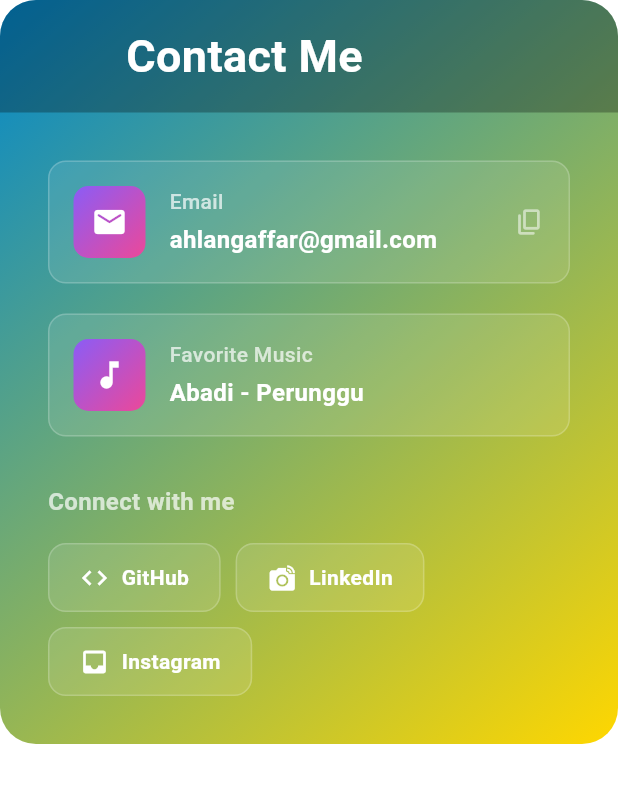
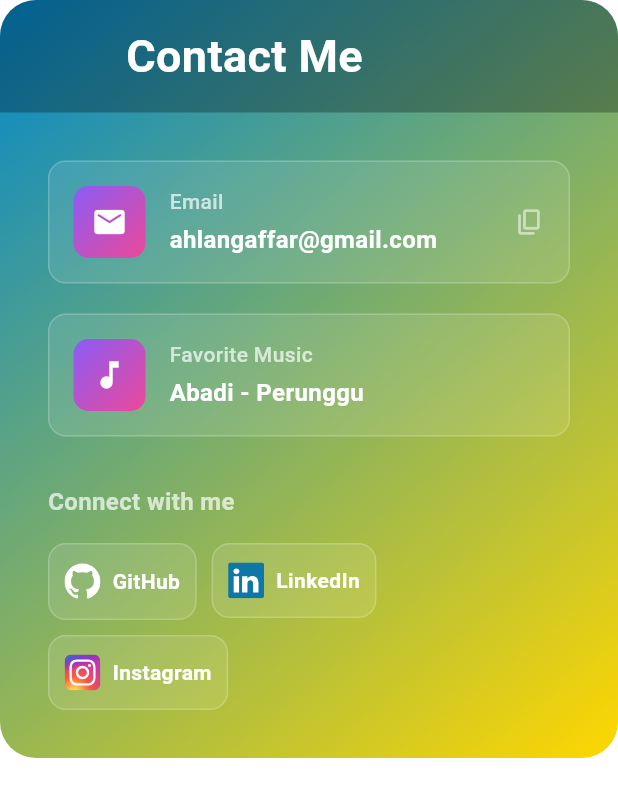
Before and after one commit to haidarahlan/my-website, a Flutter app: the HomeContactCardUi widget shown alone on an empty page, opened directly, after a tap on "GitHub", on a phone screen of 412 x 824 dp. Shown: the top 797 px of the screen. Run offline on Flutter 3.47's test engine with Material 3 defaults, Android fonts, the phone set to English and light mode, and no system bars; drawn by our look-alikes of loader_overlay; our stand-ins replace auto_route, connectivity_plus, flutter_screenutil, flutter_svg, get_it, google_fonts and 1 more; generated files the repository leaves out were written again; Roboto replaces fonts that are missing (Nunito).

Commit message:
feat(ui): social media contact upgrade logo

```diff
--- a/lib/features/home/presentation/pages/home_page.dart
+++ b/lib/features/home/presentation/pages/home_page.dart
@@ -55,7 +55,6 @@
     }
   }
 
-  // Toggle dark mode function
   void _toggleDarkMode() {
     setState(() {
       _isDarkMode = !_isDarkMode;
@@ -98,6 +97,7 @@
                   child: HomeAppBar(
                     onMenuPressed: _toggleDarkMode,
                     isDarkMode: _isDarkMode,
+                    onAvatarPressed: () {},
                   ),
                 ),
               ),
--- a/lib/features/home/presentation/widgets/avatar_ui/home_avatar_skill_card_ui.dart
+++ b/lib/features/home/presentation/widgets/avatar_ui/home_avatar_skill_card_ui.dart
@@ -46,9 +46,7 @@
                   spacing: 8,
                   runSpacing: 8,
                   children: [
-                    Chip(elevation: 3, label: Text("Flutter")),
-                    Chip(elevation: 3, label: Text("Dart")),
-                    Chip(elevation: 3, label: Text("Firebase")),
+                    Chip(elevation: 3, label: Text("Frontend Development")),
                     Chip(elevation: 3, label: Text("Git")),
                     Chip(elevation: 3, label: Text("REST API")),
                     Chip(elevation: 3, label: Text("UI/UX Design")),
--- a/lib/features/home/presentation/widgets/contact_ui/home_contact_card_ui.dart
+++ b/lib/features/home/presentation/widgets/contact_ui/home_contact_card_ui.dart
@@ -1,10 +1,19 @@
 import 'package:flutter/material.dart';
 import 'package:flutter/services.dart';
+import 'package:haidar_website/gen/assets.gen.dart';
 import 'package:haidar_website/theme/colors.dart';
+import 'package:url_launcher/url_launcher.dart';
 
 class HomeContactCardUi extends StatelessWidget {
   final bool isMobile;
   const HomeContactCardUi({super.key, this.isMobile = false});
+
+  Future<void> _launchURL(String urlString) async {
+    final Uri url = Uri.parse(urlString);
+    if (!await launchUrl(url, mode: LaunchMode.externalApplication)) {
+      throw Exception('Could not launch $urlString');
+    }
+  }
 
   @override
   Widget build(BuildContext context) {
@@ -56,9 +65,10 @@
                     icon: Icons.email_rounded,
                     title: "Email",
                     content: "ahlangaffar@gmail.com",
-                    onTap: () {
+                    isEmail: true,
+                    onEmailTap: () {
                       Clipboard.setData(
-                        ClipboardData(text: "haidar@example.com"),
+                        ClipboardData(text: "ahlangaffar@gmail.com"),
                       );
                       ScaffoldMessenger.of(context).showSnackBar(
                         SnackBar(
@@ -68,6 +78,7 @@
                         ),
                       );
                     },
+                    onTap: () => _launchURL('mailto:ahlangaffar@gmail.com'),
                   ),
                   SizedBox(height: 20),
 
@@ -92,21 +103,26 @@
                   Wrap(
                     spacing: 10,
                     runSpacing: 10,
+                    alignment: WrapAlignment.start,
                     children: [
                       _SocialMediaButton(
-                        icon: Icons.code,
+                        iconWidget: Assets.icons.logo.github.svg(width: 24),
                         label: "GitHub",
-                        onTap: () {},
+                        onTap: () => _launchURL(
+                            'https://github.com/haidarahlan?tab=overview&from=2025-10-01&to=2025-10-16'),
                       ),
                       _SocialMediaButton(
-                        icon: Icons.linked_camera,
+                        iconWidget:
+                            Assets.icons.logo.linkedinnew.svg(width: 24),
                         label: "LinkedIn",
-                        onTap: () {},
+                        onTap: () => _launchURL(
+                            'https://www.linkedin.com/in/haidar-ahlan-ghaffar/'),
                       ),
                       _SocialMediaButton(
-                        icon: Icons.inbox,
+                        iconWidget: Assets.icons.logo.instagram.svg(width: 24),
                         label: "Instagram",
-                        onTap: () {},
+                        onTap: () => _launchURL(
+                            'https://www.instagram.com/haidarahlanz/'),
                       ),
                     ],
                   ),
@@ -124,13 +140,17 @@
   final IconData icon;
   final String title;
   final String content;
+  final bool isEmail;
   final VoidCallback? onTap;
+  final VoidCallback? onEmailTap;
 
   const _ContactInfoItem({
     required this.icon,
     required this.title,
     required this.content,
     this.onTap,
+    this.onEmailTap,
+    this.isEmail = false,
   });
 
   @override
@@ -194,11 +214,14 @@
                 ],
               ),
             ),
-            if (onTap != null)
-              Icon(
-                Icons.content_copy_rounded,
-                color: Colors.white54,
-                size: 20,
+            if (isEmail)
+              InkWell(
+                onTap: onEmailTap,
+                child: Icon(
+                  Icons.content_copy_rounded,
+                  color: Colors.white54,
+                  size: 20,
+                ),
               ),
           ],
         ),
@@ -208,12 +231,12 @@
 }
 
 class _SocialMediaButton extends StatefulWidget {
-  final IconData icon;
+  final Widget iconWidget;
   final String label;
   final VoidCallback onTap;
 
   const _SocialMediaButton({
-    required this.icon,
+    required this.iconWidget,
     required this.label,
     required this.onTap,
   });
@@ -234,7 +257,7 @@
         onTap: widget.onTap,
         child: AnimatedContainer(
           duration: Duration(milliseconds: 200),
-          padding: EdgeInsets.symmetric(horizontal: 20, vertical: 12),
+          padding: EdgeInsets.symmetric(horizontal: 10, vertical: 12),
           decoration: BoxDecoration(
             gradient: isHovered
                 ? LinearGradient(
@@ -253,11 +276,7 @@
           child: Row(
             mainAxisSize: MainAxisSize.min,
             children: [
-              Icon(
-                widget.icon,
-                color: Colors.white,
-                size: 20,
-              ),
+              widget.iconWidget,
               SizedBox(width: 8),
               Text(
                 widget.label,
```
Also changed, not shown: lib/gen/assets.gen.dart (+8 -1 lines), pubspec.yaml (+10 -0 lines), assets/icons/logo/instagram.svg (added), assets/icons/logo/spotify.svg (added), pubspec.lock, 6 other files.
